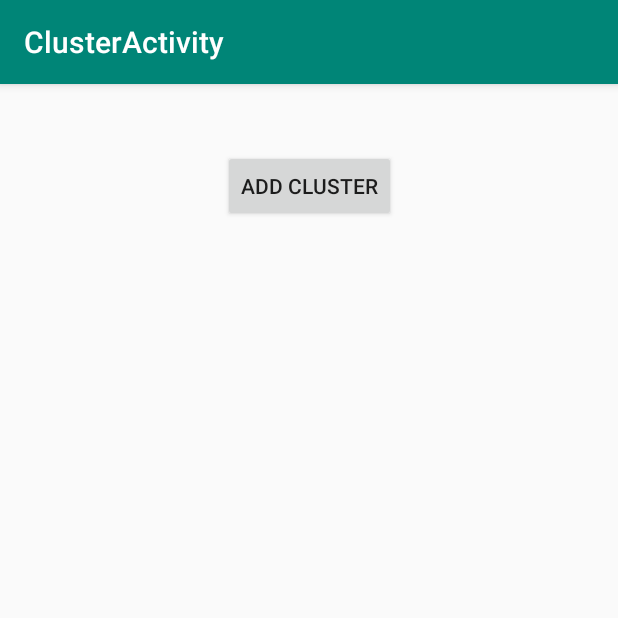
After one commit to t1miller/RMSclient, an Android app: the ClusterActivity screen opened directly, with no data from a screen before it, on a phone screen of 412 x 824 dp, the top half of it. The commit adds this screen. Run offline under Robolectric (Android 15) with nearby library versions, the phone set to English and light mode, and no system bars.

```diff
--- a/app/src/main/java/rr/rms/MainActivity.kt
+++ b/app/src/main/java/rr/rms/MainActivity.kt
@@ -10,6 +10,7 @@ import androidx.appcompat.widget.Toolbar
 import androidx.core.view.GravityCompat
 import androidx.drawerlayout.widget.DrawerLayout
 import com.google.android.material.navigation.NavigationView
+import rr.rms.chord.ClusterActivity
 import rr.rms.wifiaware.WifiAwareActivity
 import timber.log.Timber
 import timber.log.Timber.plant
@@ -68,6 +69,10 @@ class MainActivity : AppCompatActivity(), NavigationView.OnNavigationItemSelecte
                 val intent = Intent(this, WifiAwareActivity::class.java)
                 startActivity(intent)
             }
+            R.id.cluster -> {
+                val intent = Intent(this, ClusterActivity::class.java)
+                startActivity(intent)
+            }
         }
         val drawerLayout: DrawerLayout = findViewById(R.id.drawer_layout)
         drawerLayout.closeDrawer(GravityCompat.START)
--- /dev/null
+++ b/app/src/main/java/rr/rms/chord/ClusterActivity.kt
@@ -0,0 +1,20 @@
+package rr.rms.chord
+
+import android.os.Bundle
+import androidx.appcompat.app.AppCompatActivity
+import kotlinx.android.synthetic.main.activity_cluster.*
+import rr.rms.R
+
+class ClusterActivity : AppCompatActivity() {
+
+    override fun onCreate(savedInstanceState: Bundle?) {
+        super.onCreate(savedInstanceState)
+        setContentView(R.layout.activity_cluster)
+        setSupportActionBar(toolbar)
+
+        addCluster.setOnClickListener {
+            var cluster = Cluster()
+        }
+    }
+
+}
--- /dev/null
+++ b/app/src/main/res/layout/activity_cluster.xml
@@ -0,0 +1,42 @@
+<?xml version="1.0" encoding="utf-8"?>
+<androidx.coordinatorlayout.widget.CoordinatorLayout
+        xmlns:android="http://schemas.android.com/apk/res/android"
+        xmlns:app="http://schemas.android.com/apk/res-auto"
+        xmlns:tools="http://schemas.android.com/tools"
+        android:layout_width="match_parent"
+        android:layout_height="match_parent"
+        tools:context=".chord.ClusterActivity">
+
+    <com.google.android.material.appbar.AppBarLayout
+            android:layout_height="wrap_content"
+            android:layout_width="match_parent"
+            android:theme="@style/AppTheme.AppBarOverlay">
+
+        <androidx.appcompat.widget.Toolbar
+                android:id="@+id/toolbar"
+                android:layout_width="match_parent"
+                android:layout_height="?attr/actionBarSize"
+                android:background="?attr/colorPrimary"
+                app:popupTheme="@style/AppTheme.PopupOverlay"/>
+
+    </com.google.android.material.appbar.AppBarLayout>
+
+    <androidx.constraintlayout.widget.ConstraintLayout
+            android:layout_width="match_parent"
+            android:layout_height="match_parent"
+            tools:showIn="@layout/activity_cluster"
+            tools:context=".chord.ClusterActivity">
+
+        <Button
+                android:text="add cluster"
+                android:layout_marginTop="100dp"
+                android:layout_width="wrap_content"
+                android:layout_height="wrap_content"
+                app:layout_constraintEnd_toEndOf="parent"
+                app:layout_constraintStart_toStartOf="parent"
+                app:layout_constraintTop_toTopOf="parent"
+                android:id="@+id/addCluster"/>
+
+    </androidx.constraintlayout.widget.ConstraintLayout>
+
+</androidx.coordinatorlayout.widget.CoordinatorLayout>
--- a/app/src/main/res/values/strings.xml
+++ b/app/src/main/res/values/strings.xml
@@ -12,6 +12,7 @@
 
     <!-- TODO: Remove or change this placeholder text -->
     <string name="hello_blank_fragment">Hello blank fragment</string>
+    <string name="title_activity_cluster">ClusterActivity</string>
 
 
 </resources>
```
Also changed, not shown: app/src/main/AndroidManifest.xml (+12 -7 lines), app/src/main/java/rr/rms/blocks/BlockCache.kt (renamed from app/src/main/java/rr/rms/ImageCache.kt, +3 -4 lines), app/src/main/java/rr/rms/chord/Cluster.kt (added, +79 -0 lines), app/src/main/java/rr/rms/wifiaware/WifiAwareActivity.kt (+8 -8 lines), app/src/main/res/menu/activity_main_drawer.xml (+6 -1 lines).
